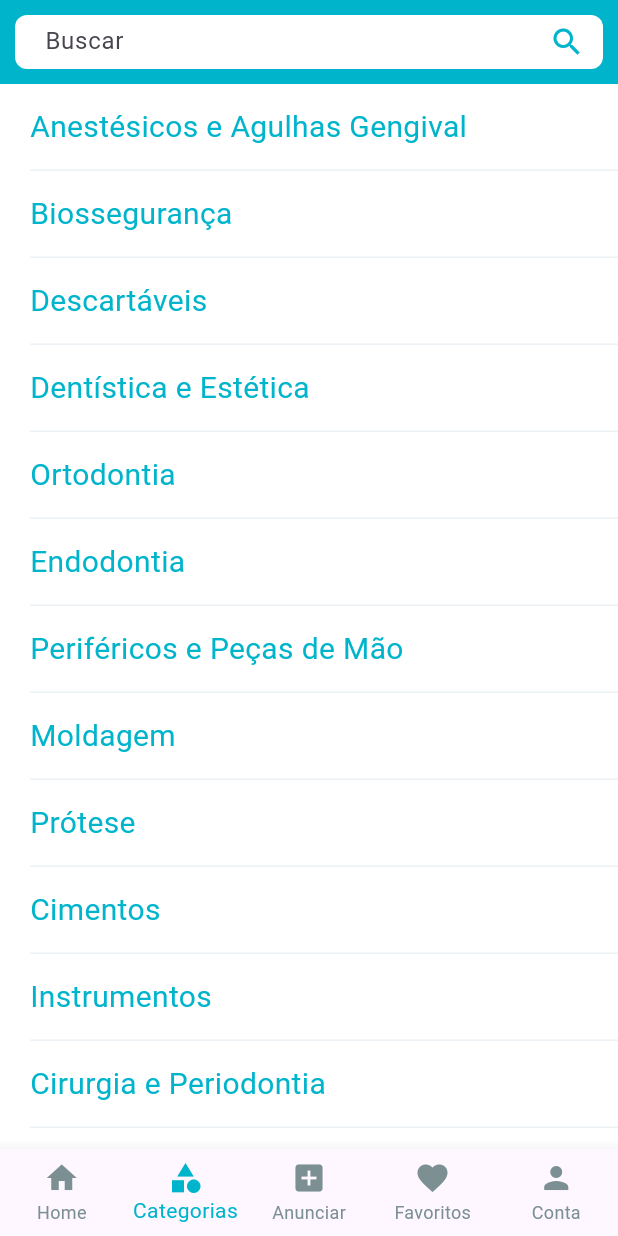
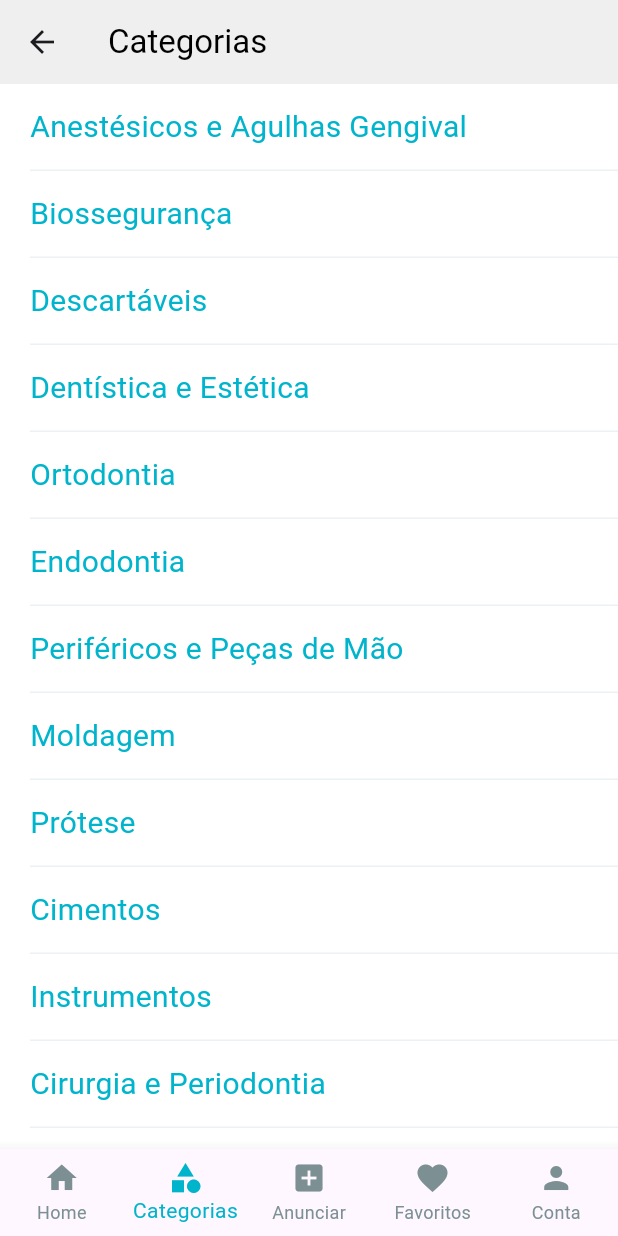
Before and after one commit to yraffic02/corelab_app_challenge, a Flutter app: the screen it shows after launch, item 2 of the bottom bar chosen, on a phone screen of 412 x 824 dp. Run offline on Flutter 3.47's test engine with Material 3 defaults, Android fonts, the phone set to English and light mode, and no system bars; network calls fail.

Commit message:
chore: alterado padrão da app bar

```diff
--- a/lib/shared/CustomAppbar/custom_appbar.dart
+++ b/lib/shared/CustomAppbar/custom_appbar.dart
@@ -5,9 +5,20 @@ class CustomAppbar extends StatelessWidget implements PreferredSizeWidget {
 
   @override
   Widget build(BuildContext context) {
+    final String? currentRoute = ModalRoute.of(context)?.settings.name;
+
+    Color backgroundColor = const Color(0xFF00B4CC);
+    String? title;
+
+    if (currentRoute == '/Categorias') {
+      backgroundColor = const Color(0xFFEFEFEF);
+      title = 'Categorias';
+    }
+
     return AppBar(
-      backgroundColor: const Color(0xFF00B4CC),
-      leading: Padding(
+      backgroundColor: backgroundColor,
+      leading: title == null
+          ? Padding(
               padding: const EdgeInsets.all(10.0),
               child: TextField(
                 decoration: InputDecoration(
@@ -27,8 +38,15 @@ class CustomAppbar extends StatelessWidget implements PreferredSizeWidget {
                 ),
                 style: const TextStyle(height: 1.4),
               ),
+            )
+          : null,
+      title: title == null
+          ? null
+          : Text(
+              title,
+              style: const TextStyle(color: Colors.black),
             ),
-      leadingWidth: double.infinity,
+      leadingWidth: title == null ? double.infinity : null,
     );
   }
 
```
Lines whose indentation alone changed are shown as unchanged.
